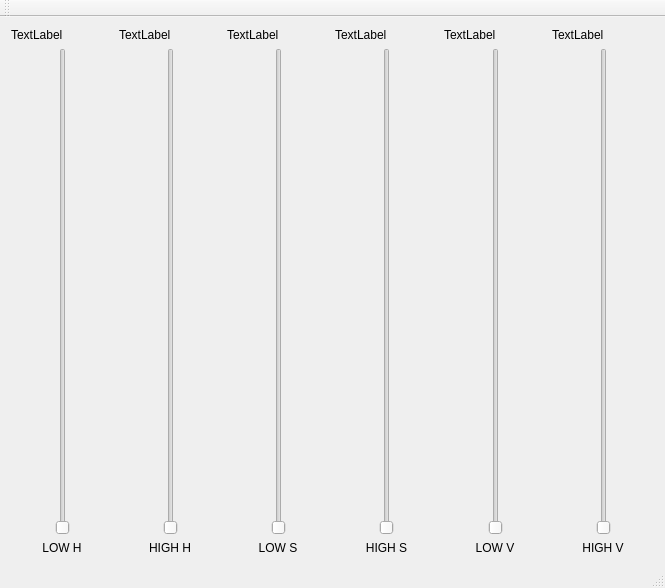
Qt form streamc/mainwindow.ui (sscanf/dbus-robot) before a commit.
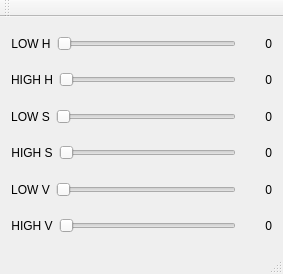
The same form after that commit.

The edit to the form file:
```diff
--- a/streamc/mainwindow.ui
+++ b/streamc/mainwindow.ui
@@ -6,61 +6,17 @@
    <rect>
     <x>0</x>
     <y>0</y>
-    <width>665</width>
-    <height>588</height>
+    <width>283</width>
+    <height>274</height>
    </rect>
   </property>
   <property name="windowTitle">
    <string>MainWindow</string>
   </property>
   <widget class="QWidget" name="centralWidget">
-   <layout class="QHBoxLayout" name="horizontalLayout_7">
-    <item>
-     <layout class="QVBoxLayout" name="verticalLayout">
-      <item>
-       <widget class="QLabel" name="label">
-        <property name="text">
-         <string>TextLabel</string>
-        </property>
-       </widget>
-      </item>
-      <item>
-       <layout class="QHBoxLayout" name="horizontalLayout">
-        <item>
-         <spacer name="horizontalSpacer_6">
-          <property name="orientation">
-           <enum>Qt::Horizontal</enum>
-          </property>
-          <property name="sizeHint" stdset="0">
-           <size>
-            <width>17</width>
-            <height>20</height>
-           </size>
-          </property>
-         </spacer>
-        </item>
-        <item>
-         <widget class="QSlider" name="lowh">
-          <property name="orientation">
-           <enum>Qt::Vertical</enum>
-          </property>
-         </widget>
-        </item>
-        <item>
-         <spacer name="horizontalSpacer_7">
-          <property name="orientation">
-           <enum>Qt::Horizontal</enum>
-          </property>
-          <property name="sizeHint" stdset="0">
-           <size>
-            <width>17</width>
-            <height>20</height>
-           </size>
-          </property>
-         </spacer>
-        </item>
-       </layout>
-      </item>
+   <layout class="QGridLayout" name="gridLayout">
+    <item row="0" column="0">
+     <layout class="QHBoxLayout" name="horizontalLayout">
       <item>
        <widget class="QLabel" name="label1">
         <property name="text">
@@ -71,54 +27,54 @@
         </property>
        </widget>
       </item>
+      <item>
+       <widget class="QSlider" name="lowh">
+        <property name="layoutDirection">
+         <enum>Qt::LeftToRight</enum>
+        </property>
+        <property name="tracking">
+         <bool>true</bool>
+        </property>
+        <property name="orientation">
+         <enum>Qt::Horizontal</enum>
+        </property>
+        <property name="invertedAppearance">
+         <bool>false</bool>
+        </property>
+       </widget>
+      </item>
+      <item>
+       <widget class="QLabel" name="label">
+        <property name="sizePolicy">
+         <sizepolicy hsizetype="Minimum" vsizetype="Preferred">
+          <horstretch>0</horstretch>
+          <verstretch>0</verstretch>
+         </sizepolicy>
+        </property>
+        <property name="minimumSize">
+         <size>
+          <width>30</width>
+          <height>0</height>
+         </size>
+        </property>
+        <property name="baseSize">
+         <size>
+          <width>30</width>
+          <height>0</height>
+         </size>
+        </property>
+        <property name="text">
+         <string>0</string>
+        </property>
+        <property name="alignment">
+         <set>Qt::AlignRight|Qt::AlignTrailing|Qt::AlignVCenter</set>
+        </property>
+       </widget>
+      </item>
      </layout>
     </item>
-    <item>
-     <layout class="QVBoxLayout" name="verticalLayout_2">
-      <item>
-       <widget class="QLabel" name="label_3">
-        <property name="text">
-         <string>TextLabel</string>
-        </property>
-       </widget>
-      </item>
-      <item>
-       <layout class="QHBoxLayout" name="horizontalLayout_2">
-        <item>
-         <spacer name="horizontalSpacer_8">
-          <property name="orientation">
-           <enum>Qt::Horizontal</enum>
-          </property>
-          <property name="sizeHint" stdset="0">
-           <size>
-            <width>17</width>
-            <height>20</height>
-           </size>
-          </property>
-         </spacer>
-        </item>
-        <item>
-         <widget class="QSlider" name="highh">
-          <property name="orientation">
-           <enum>Qt::Vertical</enum>
-          </property>
-         </widget>
-        </item>
-        <item>
-         <spacer name="horizontalSpacer_9">
-          <property name="orientation">
-           <enum>Qt::Horizontal</enum>
-          </property>
-          <property name="sizeHint" stdset="0">
-           <size>
-            <width>17</width>
-            <height>20</height>
-           </size>
-          </property>
-         </spacer>
-        </item>
-       </layout>
-      </item>
+    <item row="1" column="0">
+     <layout class="QHBoxLayout" name="horizontalLayout_2">
       <item>
        <widget class="QLabel" name="label_4">
         <property name="text">
@@ -129,54 +85,45 @@
         </property>
        </widget>
       </item>
+      <item>
+       <widget class="QSlider" name="highh">
+        <property name="orientation">
+         <enum>Qt::Horizontal</enum>
+        </property>
+       </widget>
+      </item>
+      <item>
+       <widget class="QLabel" name="label_3">
+        <property name="sizePolicy">
+         <sizepolicy hsizetype="Minimum" vsizetype="Preferred">
+          <horstretch>0</horstretch>
+          <verstretch>0</verstretch>
+         </sizepolicy>
+        </property>
+        <property name="minimumSize">
+         <size>
+          <width>30</width>
+          <height>0</height>
+         </size>
+        </property>
+        <property name="baseSize">
+         <size>
+          <width>30</width>
+          <height>0</height>
+         </size>
+        </property>
+        <property name="text">
+         <string>0</string>
+        </property>
+        <property name="alignment">
+         <set>Qt::AlignRight|Qt::AlignTrailing|Qt::AlignVCenter</set>
+        </property>
+       </widget>
+      </item>
      </layout>
     </item>
-    <item>
-     <layout class="QVBoxLayout" name="verticalLayout_3">
-      <item>
-       <widget class="QLabel" name="label_5">
-        <property name="text">
-         <string>TextLabel</string>
-        </property>
-       </widget>
-      </item>
-      <item>
-       <layout class="QHBoxLayout" name="horizontalLayout_3">
-        <item>
-         <spacer name="horizontalSpacer_10">
-          <property name="orientation">
-           <enum>Qt::Horizontal</enum>
-          </property>
-          <property name="sizeHint" stdset="0">
-           <size>
-            <width>17</width>
-            <height>20</height>
-           </size>
-          </property>
-         </spacer>
-        </item>
-        <item>
-         <widget class="QSlider" name="lows">
-          <property name="orientation">
-           <enum>Qt::Vertical</enum>
-          </property>
-         </widget>
-        </item>
-        <item>
-         <spacer name="horizontalSpacer_11">
-          <property name="orientation">
-           <enum>Qt::Horizontal</enum>
-          </property>
-          <property name="sizeHint" stdset="0">
-           <size>
-            <width>17</width>
-            <height>20</height>
-           </size>
-          </property>
-         </spacer>
-        </item>
-       </layout>
-      </item>
+    <item row="2" column="0">
+     <layout class="QHBoxLayout" name="horizontalLayout_3">
       <item>
        <widget class="QLabel" name="lo">
         <property name="text">
@@ -187,54 +134,45 @@
         </property>
        </widget>
       </item>
+      <item>
+       <widget class="QSlider" name="lows">
+        <property name="orientation">
+         <enum>Qt::Horizontal</enum>
+        </property>
+       </widget>
+      </item>
+      <item>
+       <widget class="QLabel" name="label_5">
+        <property name="sizePolicy">
+         <sizepolicy hsizetype="Minimum" vsizetype="Preferred">
+          <horstretch>0</horstretch>
+          <verstretch>0</verstretch>
+         </sizepolicy>
+        </property>
+        <property name="minimumSize">
+         <size>
+          <width>30</width>
+          <height>0</height>
+         </size>
+        </property>
+        <property name="baseSize">
+         <size>
+          <width>30</width>
+          <height>0</height>
+         </size>
+        </property>
+        <property name="text">
+         <string>0</string>
+        </property>
+        <property name="alignment">
+         <set>Qt::AlignRight|Qt::AlignTrailing|Qt::AlignVCenter</set>
+        </property>
+       </widget>
+      </item>
      </layout>
     </item>
-    <item>
-     <layout class="QVBoxLayout" name="verticalLayout_4">
-      <item>
-       <widget class="QLabel" name="label_7">
-        <property name="text">
-         <string>TextLabel</string>
-        </property>
-       </widget>
-      </item>
-      <item>
-       <layout class="QHBoxLayout" name="horizontalLayout_4">
-        <item>
-         <spacer name="horizontalSpacer_12">
-          <property name="orientation">
-           <enum>Qt::Horizontal</enum>
-          </property>
-          <property name="sizeHint" stdset="0">
-           <size>
-            <width>17</width>
-            <height>20</height>
-           </size>
-          </property>
-         </spacer>
-        </item>
-        <item>
-         <widget class="QSlider" name="highs">
-          <property name="orientation">
-           <enum>Qt::Vertical</enum>
-          </property>
-         </widget>
-        </item>
-        <item>
-         <spacer name="horizontalSpacer_13">
-          <property name="orientation">
-           <enum>Qt::Horizontal</enum>
-          </property>
-          <property name="sizeHint" stdset="0">
-           <size>
-            <width>17</width>
-            <height>20</height>
-           </size>
-          </property>
-         </spacer>
-        </item>
-       </layout>
-      </item>
+    <item row="3" column="0">
+     <layout class="QHBoxLayout" name="horizontalLayout_4">
       <item>
        <widget class="QLabel" name="label_8">
         <property name="text">
@@ -245,54 +183,45 @@
         </property>
        </widget>
       </item>
+      <item>
+       <widget class="QSlider" name="highs">
+        <property name="orientation">
+         <enum>Qt::Horizontal</enum>
+        </property>
+       </widget>
+      </item>
+      <item>
+       <widget class="QLabel" name="label_7">
+        <property name="sizePolicy">
+         <sizepolicy hsizetype="Minimum" vsizetype="Preferred">
+          <horstretch>0</horstretch>
+          <verstretch>0</verstretch>
+         </sizepolicy>
+        </property>
+        <property name="minimumSize">
+         <size>
+          <width>30</width>
+          <height>0</height>
+         </size>
+        </property>
+        <property name="baseSize">
+         <size>
+          <width>30</width>
+          <height>0</height>
+         </size>
+        </property>
+        <property name="text">
+         <string>0</string>
+        </property>
+        <property name="alignment">
+         <set>Qt::AlignRight|Qt::AlignTrailing|Qt::AlignVCenter</set>
+        </property>
+       </widget>
+      </item>
      </layout>
     </item>
-    <item>
-     <layout class="QVBoxLayout" name="verticalLayout_5">
-      <item>
-       <widget class="QLabel" name="label_9">
-        <property name="text">
-         <string>TextLabel</string>
-        </property>
-       </widget>
-      </item>
-      <item>
-       <layout class="QHBoxLayout" name="horizontalLayout_5">
-        <item>
-         <spacer name="horizontalSpacer_14">
-          <property name="orientation">
-           <enum>Qt::Horizontal</enum>
-          </property>
-          <property name="sizeHint" stdset="0">
-           <size>
-            <width>17</width>
-            <height>20</height>
-           </size>
-          </property>
-         </spacer>
-        </item>
-        <item>
-         <widget class="QSlider" name="lowv">
-          <property name="orientation">
-           <enum>Qt::Vertical</enum>
-          </property>
-         </widget>
-        </item>
-        <item>
-         <spacer name="horizontalSpacer_15">
-          <property name="orientation">
-           <enum>Qt::Horizontal</enum>
-          </property>
-          <property name="sizeHint" stdset="0">
-           <size>
-            <width>17</width>
-            <height>20</height>
-           </size>
-          </property>
-         </spacer>
-        </item>
-       </layout>
-      </item>
+    <item row="4" column="0">
+     <layout class="QHBoxLayout" name="horizontalLayout_5">
       <item>
        <widget class="QLabel" name="label_10">
         <property name="text">
@@ -303,54 +232,45 @@
         </property>
        </widget>
       </item>
+      <item>
+       <widget class="QSlider" name="lowv">
+        <property name="orientation">
+         <enum>Qt::Horizontal</enum>
+        </property>
+       </widget>
+      </item>
+      <item>
+       <widget class="QLabel" name="label_9">
+        <property name="sizePolicy">
+         <sizepolicy hsizetype="Minimum" vsizetype="Preferred">
+          <horstretch>0</horstretch>
+          <verstretch>0</verstretch>
+         </sizepolicy>
+        </property>
+        <property name="minimumSize">
+         <size>
+          <width>30</width>
+          <height>0</height>
+         </size>
+        </property>
+        <property name="baseSize">
+         <size>
+          <width>30</width>
+          <height>0</height>
+         </size>
+        </property>
+        <property name="text">
+         <string>0</string>
+        </property>
+        <property name="alignment">
+         <set>Qt::AlignRight|Qt::AlignTrailing|Qt::AlignVCenter</set>
+        </property>
+       </widget>
+      </item>
      </layout>
     </item>
-    <item>
-     <layout class="QVBoxLayout" name="verticalLayout_6">
-      <item>
-       <widget class="QLabel" name="label_11">
-        <property name="text">
-         <string>TextLabel</string>
-        </property>
-       </widget>
-      </item>
-      <item>
-       <layout class="QHBoxLayout" name="horizontalLayout_6">
-        <item>
-         <spacer name="horizontalSpacer_16">
-          <property name="orientation">
-           <enum>Qt::Horizontal</enum>
-          </property>
-          <property name="sizeHint" stdset="0">
-           <size>
-            <width>17</width>
-            <height>20</height>
-           </size>
-          </property>
-         </spacer>
-        </item>
-        <item>
-         <widget class="QSlider" name="highv">
-          <property name="orientation">
-           <enum>Qt::Vertical</enum>
-          </property>
-         </widget>
-        </item>
-        <item>
-         <spacer name="horizontalSpacer_17">
-          <property name="orientation">
-           <enum>Qt::Horizontal</enum>
-          </property>
-          <property name="sizeHint" stdset="0">
-           <size>
-            <width>17</width>
-            <height>20</height>
-           </size>
-          </property>
-         </spacer>
-        </item>
-       </layout>
-      </item>
+    <item row="5" column="0">
+     <layout class="QHBoxLayout" name="horizontalLayout_6">
       <item>
        <widget class="QLabel" name="label_12">
         <property name="text">
@@ -361,6 +281,41 @@
         </property>
        </widget>
       </item>
+      <item>
+       <widget class="QSlider" name="highv">
+        <property name="orientation">
+         <enum>Qt::Horizontal</enum>
+        </property>
+       </widget>
+      </item>
+      <item>
+       <widget class="QLabel" name="label_11">
+        <property name="sizePolicy">
+         <sizepolicy hsizetype="Minimum" vsizetype="Preferred">
+          <horstretch>0</horstretch>
+          <verstretch>0</verstretch>
+         </sizepolicy>
+        </property>
+        <property name="minimumSize">
+         <size>
+          <width>30</width>
+          <height>0</height>
+         </size>
+        </property>
+        <property name="baseSize">
+         <size>
+          <width>30</width>
+          <height>0</height>
+         </size>
+        </property>
+        <property name="text">
+         <string>0</string>
+        </property>
+        <property name="alignment">
+         <set>Qt::AlignRight|Qt::AlignTrailing|Qt::AlignVCenter</set>
+        </property>
+       </widget>
+      </item>
      </layout>
     </item>
    </layout>
```
Left out of the diff: 68 changed lines with no effect on the pictures.
